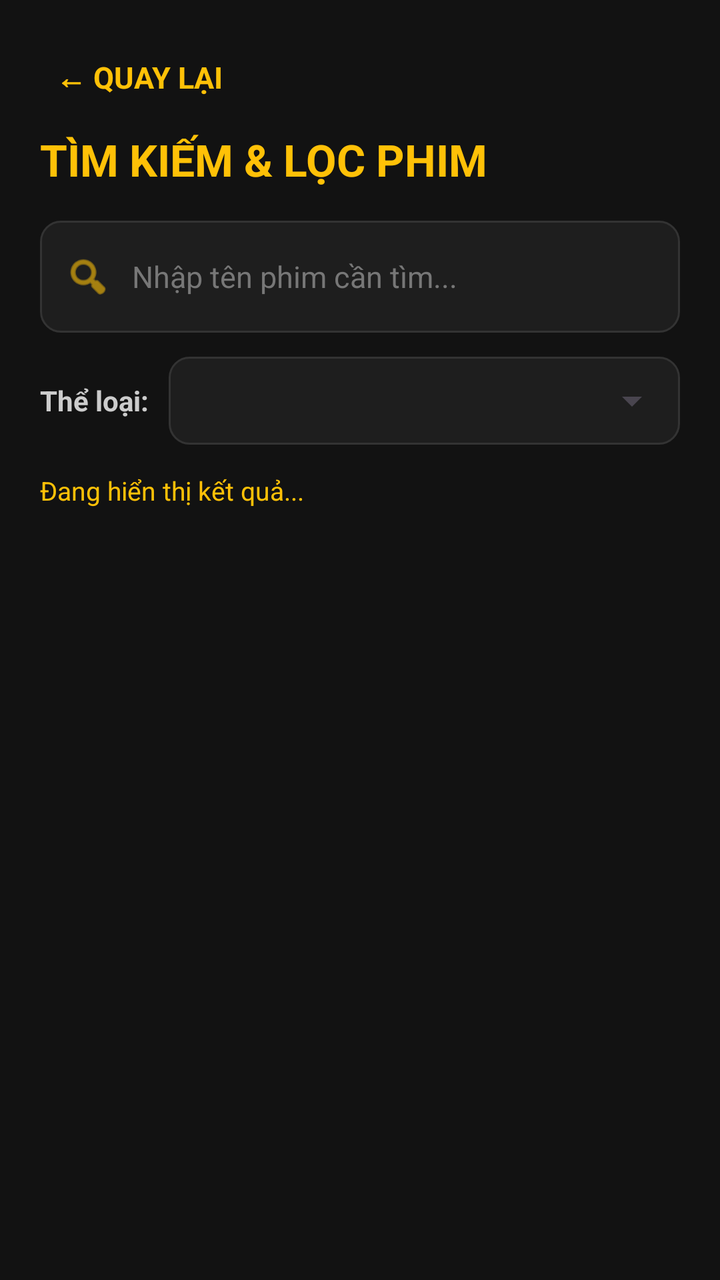
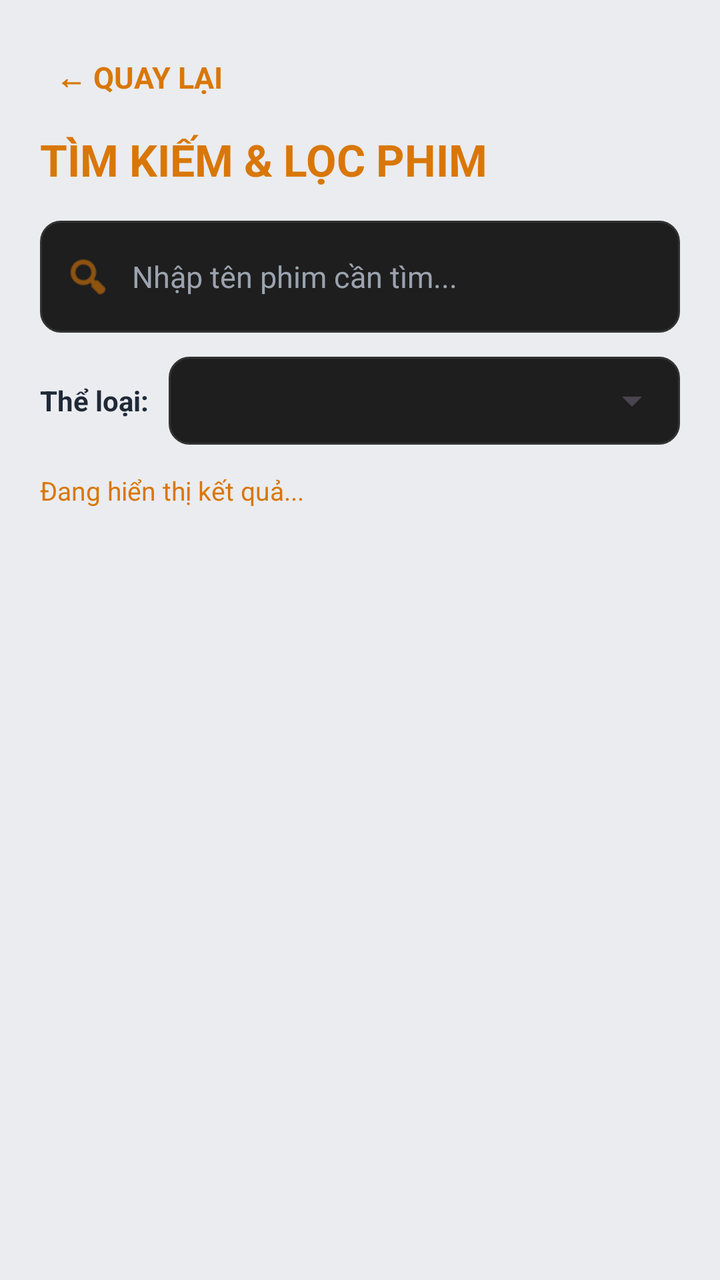

The first picture is an Android layout as it rendered before a commit; the second is the same layout after the commit. The layout source and the unified diff follow.
<!-- AndroidManifest.xml: application theme Theme.QuanliPhim -->
<!-- res/layout/activity_search.xml -->
<?xml version="1.0" encoding="utf-8"?>
<LinearLayout xmlns:android="http://schemas.android.com/apk/res/android"
    xmlns:app="http://schemas.android.com/apk/res-auto"
    android:layout_width="match_parent"
    android:layout_height="match_parent"
    android:background="#121212"
    android:orientation="vertical"
    android:padding="20dp">

    
    <LinearLayout
        android:layout_width="match_parent"
        android:layout_height="wrap_content"
        android:orientation="horizontal"
        android:gravity="center_vertical">

        <TextView
            android:id="@+id/btnBack"
            android:layout_width="wrap_content"
            android:layout_height="wrap_content"
            android:text="← QUAY LẠI"
            android:textColor="#FFC107"
            android:textSize="15sp"
            android:textStyle="bold"
            android:padding="8dp"/>
    </LinearLayout>

    <TextView
        android:layout_width="match_parent"
        android:layout_height="wrap_content"
        android:text="TÌM KIẾM &amp; LỌC PHIM"
        android:textColor="#FFC107"
        android:textSize="22sp"
        android:textStyle="bold"
        android:layout_marginTop="8dp"
        android:layout_marginBottom="16dp"/>

    
    <LinearLayout
        android:layout_width="match_parent"
        android:layout_height="wrap_content"
        android:background="@drawable/bg_edittext"
        android:gravity="center_vertical"
        android:orientation="horizontal"
        android:paddingHorizontal="12dp"
        android:paddingVertical="4dp"
        android:layout_marginBottom="12dp">

        <ImageView
            android:layout_width="24dp"
            android:layout_height="24dp"
            android:src="@android:drawable/ic_menu_search"
            app:tint="#FFC107"
            android:contentDescription="Search Icon"/>

        <EditText
            android:id="@+id/edtSearchKeyword"
            android:layout_width="0dp"
            android:layout_height="48dp"
            android:layout_weight="1"
            android:background="@null"
            android:hint="Nhập tên phim cần tìm..."
            android:textColorHint="#777777"
            android:textColor="#FFFFFF"
            android:textSize="15sp"
            android:paddingStart="10dp"
            android:paddingEnd="10dp"
            android:inputType="text"
            android:maxLines="1"
            android:imeOptions="actionSearch"/>

        <ImageView
            android:id="@+id/btnClearSearch"
            android:layout_width="24dp"
            android:layout_height="24dp"
            android:src="@android:drawable/ic_menu_close_clear_cancel"
            app:tint="#888888"
            android:padding="2dp"
            android:visibility="gone"
            android:contentDescription="Xóa tìm kiếm"/>
    </LinearLayout>

    
    <LinearLayout
        android:layout_width="match_parent"
        android:layout_height="wrap_content"
        android:orientation="horizontal"
        android:gravity="center_vertical"
        android:layout_marginBottom="14dp">

        <TextView
            android:layout_width="wrap_content"
            android:layout_height="wrap_content"
            android:text="Thể loại:"
            android:textColor="#CCCCCC"
            android:textSize="14sp"
            android:textStyle="bold"
            android:layout_marginEnd="10dp"/>

        <FrameLayout
            android:layout_width="0dp"
            android:layout_height="44dp"
            android:layout_weight="1"
            android:background="@drawable/bg_edittext">

            <Spinner
                android:id="@+id/spinnerGenre"
                android:layout_width="match_parent"
                android:layout_height="match_parent"
                android:spinnerMode="dropdown"
                android:popupBackground="#1E1E1E"/>
        </FrameLayout>
    </LinearLayout>

    
    <TextView
        android:id="@+id/tvResultCount"
        android:layout_width="match_parent"
        android:layout_height="wrap_content"
        android:text="Đang hiển thị kết quả..."
        android:textColor="#FFC107"
        android:textSize="13sp"
        android:layout_marginBottom="10dp"/>

    
    <TextView
        android:id="@+id/tvEmptySearch"
        android:layout_width="match_parent"
        android:layout_height="wrap_content"
        android:gravity="center"
        android:padding="40dp"
        android:text="Không tìm thấy phim phù hợp với từ khóa hoặc thể loại đã chọn."
        android:textColor="#AAAAAA"
        android:textSize="14sp"
        android:visibility="gone"/>

    
    <androidx.recyclerview.widget.RecyclerView
        android:id="@+id/rvSearchResults"
        android:layout_width="match_parent"
        android:layout_height="match_parent"
        android:clipToPadding="false"/>

</LinearLayout>
<!-- resources referenced by this layout -->
<resources>
  <!-- drawable bg_edittext (drawable) -->
  <?xml version="1.0" encoding="utf-8"?>
  <shape xmlns:android="http://schemas.android.com/apk/res/android">
      <solid android:color="#1E1E1E"/>
      <corners android:radius="10dp"/>
      <stroke
          android:width="1dp"
          android:color="#333333"/>
  </shape>
  <style name="Theme.QuanliPhim" parent="Base.Theme.QuanliPhim" />
  <style name="Base.Theme.QuanliPhim" parent="Theme.Material3.DayNight.NoActionBar">
          
          
      </style>
</resources>

<!-- the commit's change to res/layout/activity_search.xml (unified diff, before → after) -->
@@ -1,9 +1,11 @@
 <?xml version="1.0" encoding="utf-8"?>
 <LinearLayout xmlns:android="http://schemas.android.com/apk/res/android"
     xmlns:app="http://schemas.android.com/apk/res-auto"
+    android:id="@+id/mainRoot"
     android:layout_width="match_parent"
     android:layout_height="match_parent"
-    android:background="#121212"
+    android:background="@color/bg_main"
+    android:fitsSystemWindows="true"
     android:orientation="vertical"
     android:padding="20dp">
 
@@ -19,7 +21,7 @@
             android:layout_width="wrap_content"
             android:layout_height="wrap_content"
             android:text="← QUAY LẠI"
-            android:textColor="#FFC107"
+            android:textColor="@color/accent_gold"
             android:textSize="15sp"
             android:textStyle="bold"
             android:padding="8dp"/>
@@ -29,7 +31,7 @@
         android:layout_width="match_parent"
         android:layout_height="wrap_content"
         android:text="TÌM KIẾM &amp; LỌC PHIM"
-        android:textColor="#FFC107"
+        android:textColor="@color/accent_gold"
         android:textSize="22sp"
         android:textStyle="bold"
         android:layout_marginTop="8dp"
@@ -50,7 +52,7 @@
             android:layout_width="24dp"
             android:layout_height="24dp"
             android:src="@android:drawable/ic_menu_search"
-            app:tint="#FFC107"
+            app:tint="@color/accent_gold"
             android:contentDescription="Search Icon"/>
 
         <EditText
@@ -60,8 +62,8 @@
             android:layout_weight="1"
             android:background="@null"
             android:hint="Nhập tên phim cần tìm..."
-            android:textColorHint="#777777"
-            android:textColor="#FFFFFF"
+            android:textColorHint="@color/text_hint"
+            android:textColor="@color/text_primary"
             android:textSize="15sp"
             android:paddingStart="10dp"
             android:paddingEnd="10dp"
@@ -74,7 +76,7 @@
             android:layout_width="24dp"
             android:layout_height="24dp"
             android:src="@android:drawable/ic_menu_close_clear_cancel"
-            app:tint="#888888"
+            app:tint="@color/text_sub"
             android:padding="2dp"
             android:visibility="gone"
             android:contentDescription="Xóa tìm kiếm"/>
@@ -92,7 +94,7 @@
             android:layout_width="wrap_content"
             android:layout_height="wrap_content"
             android:text="Thể loại:"
-            android:textColor="#CCCCCC"
+            android:textColor="@color/text_primary"
             android:textSize="14sp"
             android:textStyle="bold"
             android:layout_marginEnd="10dp"/>
@@ -108,7 +110,7 @@
                 android:layout_width="match_parent"
                 android:layout_height="match_parent"
                 android:spinnerMode="dropdown"
-                android:popupBackground="#1E1E1E"/>
+                android:popupBackground="@color/bg_card"/>
         </FrameLayout>
     </LinearLayout>
 
@@ -118,7 +120,7 @@
         android:layout_width="match_parent"
         android:layout_height="wrap_content"
         android:text="Đang hiển thị kết quả..."
-        android:textColor="#FFC107"
+        android:textColor="@color/accent_gold"
         android:textSize="13sp"
         android:layout_marginBottom="10dp"/>
 
@@ -130,7 +132,7 @@
         android:gravity="center"
         android:padding="40dp"
         android:text="Không tìm thấy phim phù hợp với từ khóa hoặc thể loại đã chọn."
-        android:textColor="#AAAAAA"
+        android:textColor="@color/text_sub"
         android:textSize="14sp"
         android:visibility="gone"/>
 
<!-- resource entries referenced after the edit -->
@@ -1,5 +1,11 @@
 <!-- resources referenced by this layout -->
 <resources>
+  <color name="accent_gold">#D97706</color>
+  <color name="bg_card">#FFFFFF</color>
+  <color name="bg_main">#EAECEF</color>
+  <color name="text_hint">#9CA3AF</color>
+  <color name="text_primary">#1F2937</color>
+  <color name="text_sub">#6B7280</color>
   <!-- drawable bg_edittext (drawable) -->
   <?xml version="1.0" encoding="utf-8"?>
   <shape xmlns:android="http://schemas.android.com/apk/res/android">
